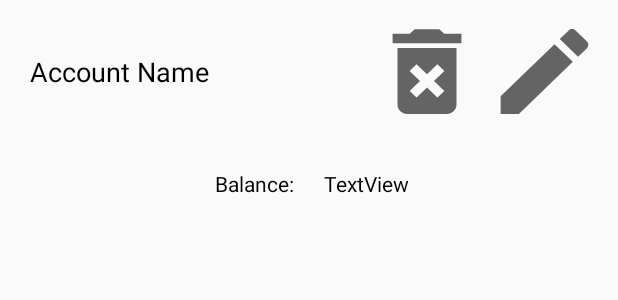
After one commit to vivekverma123/Savemore, an Android app: the layout account_info.xml on its own in the app's theme, with its tools: preview values and no code run, on a phone screen of 412 x 824 dp. The commit adds this screen. Shown: the top 300 px of the screen. Run offline under Robolectric (Android 15) with nearby library versions, the phone set to English and light mode, and no system bars.

Commit message:
Account creation added

```diff
--- a/app/build.gradle
+++ b/app/build.gradle
@@ -40,6 +40,7 @@ dependencies {
     implementation 'androidx.lifecycle:lifecycle-livedata-ktx:2.2.0'
     implementation 'androidx.lifecycle:lifecycle-viewmodel-ktx:2.2.0'
     implementation 'androidx.legacy:legacy-support-v4:1.0.0'
+    implementation 'com.google.firebase:firebase-database:19.5.0'
     testImplementation 'junit:junit:4.+'
     androidTestImplementation 'androidx.test.ext:junit:1.1.2'
     androidTestImplementation 'androidx.test.espresso:espresso-core:3.3.0'
--- /dev/null
+++ b/app/src/main/res/drawable/delete.xml
@@ -0,0 +1,10 @@
+<vector xmlns:android="http://schemas.android.com/apk/res/android"
+    android:width="24dp"
+    android:height="24dp"
+    android:viewportWidth="24"
+    android:viewportHeight="24"
+    android:tint="?attr/colorControlNormal">
+  <path
+      android:fillColor="@android:color/white"
+      android:pathData="M6,19c0,1.1 0.9,2 2,2h8c1.1,0 2,-0.9 2,-2L18,7L6,7v12zM8.46,11.88l1.41,-1.41L12,12.59l2.12,-2.12 1.41,1.41L13.41,14l2.12,2.12 -1.41,1.41L12,15.41l-2.12,2.12 -1.41,-1.41L10.59,14l-2.13,-2.12zM15.5,4l-1,-1h-5l-1,1L5,4v2h14L19,4z"/>
+</vector>
--- /dev/null
+++ b/app/src/main/res/drawable/edit.xml
@@ -0,0 +1,10 @@
+<vector xmlns:android="http://schemas.android.com/apk/res/android"
+    android:width="24dp"
+    android:height="24dp"
+    android:viewportWidth="24"
+    android:viewportHeight="24"
+    android:tint="?attr/colorControlNormal">
+  <path
+      android:fillColor="@android:color/white"
+      android:pathData="M3,17.25V21h3.75L17.81,9.94l-3.75,-3.75L3,17.25zM20.71,7.04c0.39,-0.39 0.39,-1.02 0,-1.41l-2.34,-2.34c-0.39,-0.39 -1.02,-0.39 -1.41,0l-1.83,1.83 3.75,3.75 1.83,-1.83z"/>
+</vector>
--- /dev/null
+++ b/app/src/main/res/layout/account_info.xml
@@ -0,0 +1,68 @@
+<?xml version="1.0" encoding="utf-8"?>
+<LinearLayout xmlns:android="http://schemas.android.com/apk/res/android"
+    xmlns:app="http://schemas.android.com/apk/res-auto"
+    android:layout_width="match_parent"
+    android:layout_height="150dp"
+    android:layout_margin="10dp"
+    android:orientation="vertical">
+
+    <LinearLayout
+        android:layout_width="match_parent"
+        android:layout_height="match_parent"
+        android:layout_weight="1"
+        android:orientation="horizontal">
+
+        <TextView
+            android:id="@+id/acc_name"
+            android:layout_width="match_parent"
+            android:layout_height="match_parent"
+            android:layout_weight="0.5"
+            android:gravity="left|center_vertical"
+            android:padding="10dp"
+            android:text="Account Name"
+            android:textAllCaps="false"
+            android:textColor="#000000"
+            android:textSize="18sp" />
+
+        <Button
+            android:id="@+id/delete"
+            android:layout_width="match_parent"
+            android:layout_height="match_parent"
+            android:layout_weight="1"
+            android:background="@drawable/delete" />
+
+        <Button
+            android:id="@+id/edit"
+            android:layout_width="match_parent"
+            android:layout_height="match_parent"
+            android:layout_weight="1"
+            android:background="@drawable/edit" />
+    </LinearLayout>
+
+    <LinearLayout
+        android:layout_width="match_parent"
+        android:layout_height="match_parent"
+        android:layout_weight="1"
+        android:orientation="horizontal">
+
+        <TextView
+            android:id="@+id/textView3"
+            android:layout_width="match_parent"
+            android:layout_height="match_parent"
+            android:layout_weight="1"
+            android:gravity="right|center_vertical"
+            android:padding="10dp"
+            android:text="Balance:"
+            android:textColor="#000000" />
+
+        <TextView
+            android:id="@+id/balance"
+            android:layout_width="match_parent"
+            android:layout_height="match_parent"
+            android:layout_weight="1"
+            android:gravity="center_vertical"
+            android:padding="10dp"
+            android:text="TextView"
+            android:textColor="#000000" />
+    </LinearLayout>
+</LinearLayout>
```
Also changed, not shown: app/src/main/java/com/example/model/ProfileInfo.java (added, +15 -0 lines), app/src/main/java/com/example/savemore/ui/DialogBoxes/CreateAccountDialog.java (+9 -1 lines), app/src/main/java/com/example/savemore/ui/UserAdapters/AccountInfoAdapter.java (added, +72 -0 lines), app/src/main/java/com/example/savemore/ui/accounts/Accounts.java (+35 -0 lines), app/src/main/java/com/example/savemore/ui/activities/MainActivity.java (+11 -2 lines), app/src/main/java/com/example/savemore/ui/activities/Signup.java (+10 -1 lines), app/src/main/res/layout/accounts_fragment.xml (+6 -6 lines).
